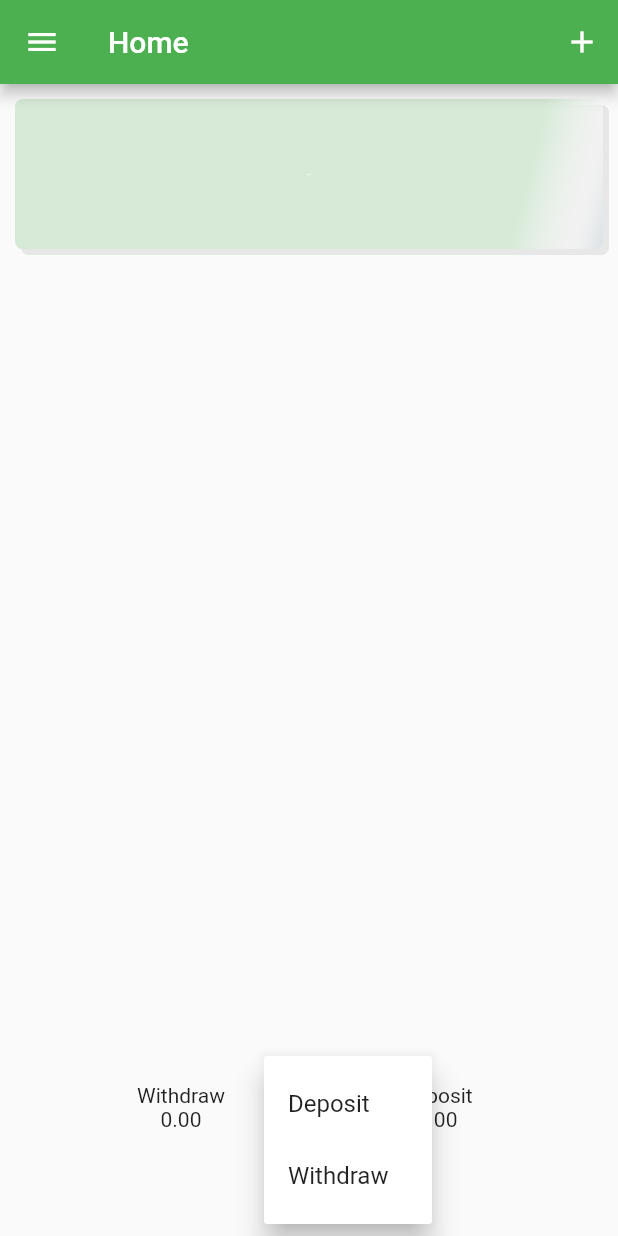
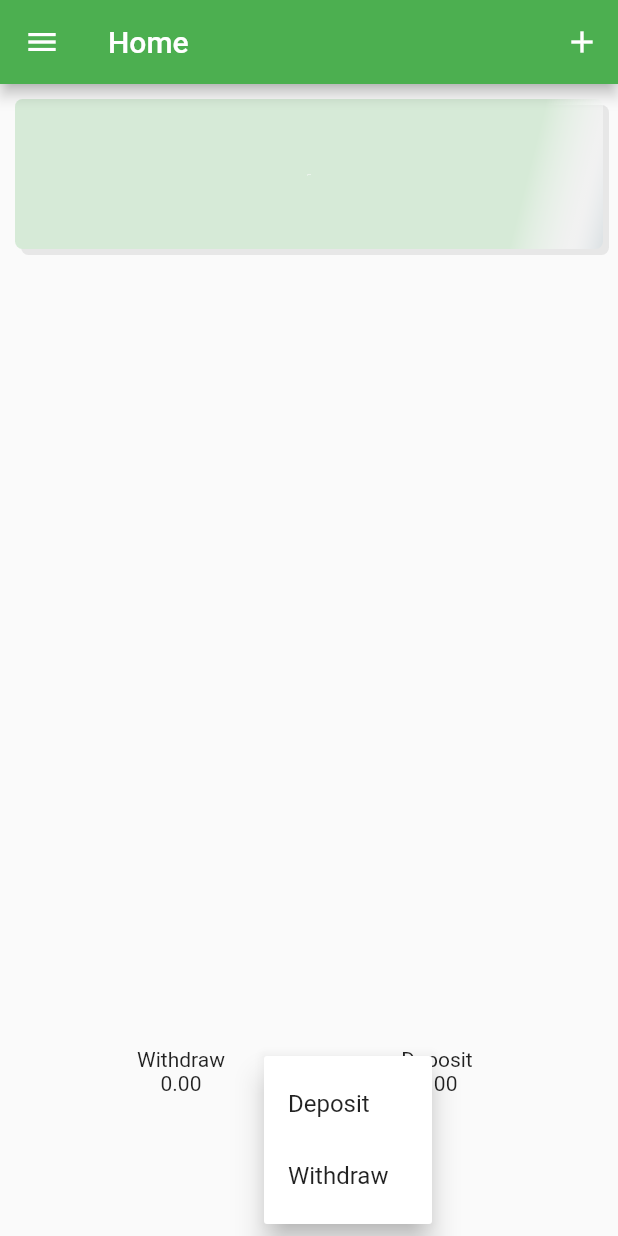
Before and after one commit to cornell19/spend_tracker, a Flutter app: the screen it shows after launch, after a tap on the "add circle" icon, on a phone screen of 412 x 824 dp. Run offline on Flutter 3.47's test engine with Material 2 defaults, Android fonts, the phone set to English and light mode, and no system bars; our stand-ins replace sqflite; accounts and stored records are empty.

Commit message:
height change

```diff
--- a/lib/pages/home/home_page.dart
+++ b/lib/pages/home/home_page.dart
@@ -82,7 +82,7 @@ class _HomePageState extends State<HomePage>
       });
       return;
     }
-    var maxHeight = MediaQuery.of(context).size.height - 300;
+    var maxHeight = MediaQuery.of(context).size.height - 304;
     var wHeight = (balance.withdraw / maxAmount) * maxHeight;
     var dHeight = (balance.deposit / maxAmount) * maxHeight;
     setState(() {
@@ -125,7 +125,7 @@ class _HomePageState extends State<HomePage>
           ),
           Container(
               padding: EdgeInsets.only(bottom: 50),
-              height: MediaQuery.of(context).size.height - 196,
+              height: MediaQuery.of(context).size.height - 220,
               child: Row(
                 crossAxisAlignment: CrossAxisAlignment.start,
                 mainAxisAlignment: MainAxisAlignment.spaceEvenly,
```
Lines whose indentation alone changed are shown as unchanged.
